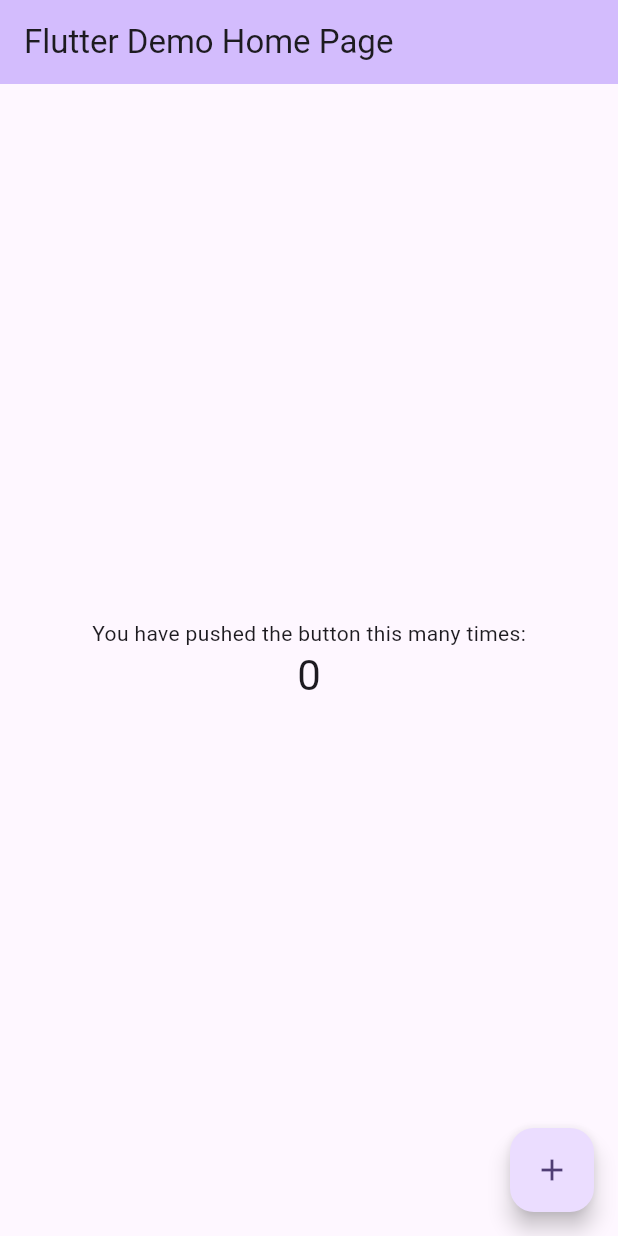
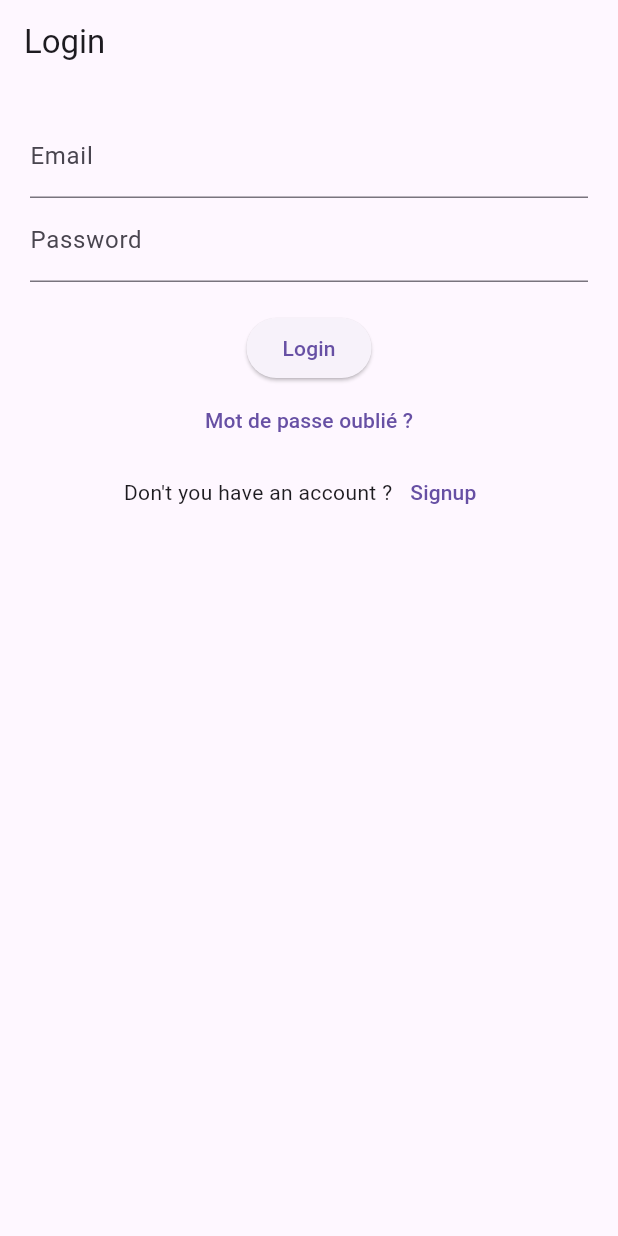
Before and after one commit to lynakc/projet-mob-dev, a Flutter app: the screen it shows after launch, on a phone screen of 412 x 824 dp. Run offline on Flutter 3.47's test engine with Material 3 defaults, Android fonts, the phone set to English and light mode, and no system bars; our stand-ins replace cloud_firestore, firebase_auth, firebase_core; accounts and stored records are empty.

Commit message:
ajout de quelques dossier

```diff
--- /dev/null
+++ b/lib/core/services/auth_service.dart
@@ -0,0 +1,63 @@
+import 'package:firebase_auth/firebase_auth.dart';
+import 'package:cloud_firestore/cloud_firestore.dart';
+
+class AuthService {
+  final _auth = FirebaseAuth.instance;
+  final _db = FirebaseFirestore.instance;
+
+  bool isValidEmail(String email) {
+    final regex = RegExp(r'^[^\s@]+@[^\s@]+\.[^\s@]+$');
+    return regex.hasMatch(email);
+  }
+
+  bool isAtLeast13(DateTime dob) {
+    final now = DateTime.now();
+    return now.year - dob.year >= 13;
+  }
+
+  Future<void> signup({
+    required String firstName,
+    required String lastName,
+    required DateTime dob,
+    required String email,
+    required String password,
+  }) async {
+    final cred = await _auth.createUserWithEmailAndPassword(
+      email: email,
+      password: password,
+    );
+
+    await _db.collection("users").doc(cred.user!.uid).set({
+      "firstName": firstName,
+      "LastName": lastName,
+      "dob": dob.toString().split(" ")[0],
+      "email": email,
+    });
+  }
+
+  Future<void> login(String email, String password) async {
+    await _auth.signInWithEmailAndPassword(email: email, password: password);
+  }
+
+  Future<Map<String, dynamic>> getProfile(String uid) async {
+    final doc = await _db.collection("users").doc(uid).get();
+    return doc.data()!;
+  }
+
+  Future<void> logout() async {
+    await _auth.signOut();
+  }
+
+
+  Future<void> resetPassword(String email) async {
+    try {
+      await _auth.sendPasswordResetEmail(email: email);
+    } catch (e) {
+      throw Exception("Erreur lors de l'envoi de l'email : $e");
+    }
+  }
+
+
+
+
+}
--- /dev/null
+++ b/lib/features/auth/login_page.dart
@@ -0,0 +1,89 @@
+import 'package:flutter/material.dart';
+import 'signup_page.dart';
+import '../../core/services/auth_service.dart';
+
+class LoginPage extends StatefulWidget {
+  const LoginPage({super.key});
+
+  @override
+  State<LoginPage> createState() => _LoginPageState();
+}
+
+class _LoginPageState extends State<LoginPage> {
+  final loginEmail = TextEditingController();
+  final loginPwd = TextEditingController();
+  final service = AuthService();
+
+  void login() async {
+    if (!service.isValidEmail(loginEmail.text)) {
+      showMsg("Email invalide");
+      return;
+    }
+
+    if (loginPwd.text.isEmpty) {
+      showMsg("Insert Password");
+      return;
+    }
+
+    await service.login(
+      loginEmail.text,
+      loginPwd.text,
+    );
+  }
+
+  void showMsg(String msg) {
+    ScaffoldMessenger.of(context)
+        .showSnackBar(SnackBar(content: Text(msg)));
+  }
+
+  @override
+  Widget build(BuildContext context) {
+    return Scaffold(
+      appBar: AppBar(title: const Text("Login")),
+      body: Padding(
+        padding: const EdgeInsets.all(20),
+        child: Column(
+          children: [
+            TextField(
+              controller: loginEmail,
+              decoration: const InputDecoration(labelText: "Email"),
+            ),
+            TextField(
+              controller: loginPwd,
+              obscureText: true,
+              decoration: const InputDecoration(labelText: "Password"),
+            ),
+            const SizedBox(height: 20),
+            ElevatedButton(
+              onPressed: login,
+              child: const Text("Login"),
+            ),
+            TextButton(
+              onPressed: () {
+                Navigator.pushNamed(context, '/reset-password');
+              },
+              child: const Text("Mot de passe oublié ?"),
+            ),
+            Row(
+              mainAxisAlignment: MainAxisAlignment.center,
+              children: [
+                const Text("Don't you have an account ?"),
+                TextButton(
+                  onPressed: () {
+                    Navigator.push(
+                      context,
+                      MaterialPageRoute(
+                        builder: (_) => const SignupPage(),
+                      ),
+                    );
+                  },
+                  child: const Text("Signup"),
+                ),
+              ],
+            ),
+          ],
+        ),
+      ),
+    );
+  }
+}
--- a/lib/main.dart
+++ b/lib/main.dart
@@ -1,121 +1,82 @@
 import 'package:flutter/material.dart';
+import 'package:firebase_core/firebase_core.dart';
+import 'package:firebase_auth/firebase_auth.dart';
 
-void main() {
+import 'features/auth/login_page.dart';
+import 'core/services/auth_service.dart';
+import 'features/auth/reset_password.dart';
+
+
+void main() async {
+  WidgetsFlutterBinding.ensureInitialized();
+  await Firebase.initializeApp();
   runApp(const MyApp());
 }
 
 class MyApp extends StatelessWidget {
   const MyApp({super.key});
 
-  // This widget is the root of your application.
   @override
   Widget build(BuildContext context) {
     return MaterialApp(
-      title: 'Flutter Demo',
-      theme: ThemeData(
-        // This is the theme of your application.
-        //
-        // TRY THIS: Try running your application with "flutter run". You'll see
-        // the application has a purple toolbar. Then, without quitting the app,
-        // try changing the seedColor in the colorScheme below to Colors.green
-        // and then invoke "hot reload" (save your changes or press the "hot
-        // reload" button in a Flutter-supported IDE, or press "r" if you used
-        // the command line to start the app).
-        //
-        // Notice that the counter didn't reset back to zero; the application
-        // state is not lost during the reload. To reset the state, use hot
-        // restart instead.
-        //
-        // This works for code too, not just values: Most code changes can be
-        // tested with just a hot reload.
-        colorScheme: .fromSeed(seedColor: Colors.deepPurple),
+      debugShowCheckedModeBanner: false,
+      routes: {
+        '/reset-password': (context) => ResetPasswordPage(),
+      },
+      home: StreamBuilder<User?>(
+        stream: FirebaseAuth.instance.authStateChanges(),
+        builder: (context, snapshot) {
+          if (snapshot.connectionState == ConnectionState.waiting) {
+            return const Scaffold(
+              body: Center(child: CircularProgressIndicator()),
+            );
+          }
+          return snapshot.data == null
+              ? const LoginPage()
+              : const ProfilePage();
+        },
       ),
-      home: const MyHomePage(title: 'Flutter Demo Home Page'),
     );
   }
 }
 
-class MyHomePage extends StatefulWidget {
-  const MyHomePage({super.key, required this.title});
 
-  // This widget is the home page of your application. It is stateful, meaning
-  // that it has a State object (defined below) that contains fields that affect
-  // how it looks.
-
-  // This class is the configuration for the state. It holds the values (in this
-  // case the title) provided by the parent (in this case the App widget) and
-  // used by the build method of the State. Fields in a Widget subclass are
-  // always marked "final".
-
-  final String title;
-
-  @override
-  State<MyHomePage> createState() => _MyHomePageState();
-}
-
-class _MyHomePageState extends State<MyHomePage> {
-  int _counter = 0;
-
-  void _incrementCounter() {
-    setState(() {
-      // This call to setState tells the Flutter framework that something has
-      // changed in this State, which causes it to rerun the build method below
-      // so that the display can reflect the updated values. If we changed
-      // _counter without calling setState(), then the build method would not be
-      // called again, and so nothing would appear to happen.
-      _counter++;
-    });
-  }
+class ProfilePage extends StatelessWidget {
+  const ProfilePage({super.key});
 
   @override
   Widget build(BuildContext context) {
-    // This method is rerun every time setState is called, for instance as done
-    // by the _incrementCounter method above.
-    //
-    // The Flutter framework has been optimized to make rerunning build methods
-    // fast, so that you can just rebuild anything that needs updating rather
-    // than having to individually change instances of widgets.
+    final user = FirebaseAuth.instance.currentUser!;
+    final service = AuthService();
+
     return Scaffold(
-      appBar: AppBar(
-        // TRY THIS: Try changing the color here to a specific color (to
-        // Colors.amber, perhaps?) and trigger a hot reload to see the AppBar
-        // change color while the other colors stay the same.
-        backgroundColor: Theme.of(context).colorScheme.inversePrimary,
-        // Here we take the value from the MyHomePage object that was created by
-        // the App.build method, and use it to set our appbar title.
-        title: Text(widget.title),
-      ),
-      body: Center(
-        // Center is a layout widget. It takes a single child and positions it
-        // in the middle of the parent.
-        child: Column(
-          // Column is also a layout widget. It takes a list of children and
-          // arranges them vertically. By default, it sizes itself to fit its
-          // children horizontally, and tries to be as tall as its parent.
-          //
-          // Column has various properties to control how it sizes itself and
-          // how it positions its children. Here we use mainAxisAlignment to
-          // center the children vertically; the main axis here is the vertical
-          // axis because Columns are vertical (the cross axis would be
-          // horizontal).
-          //
-          // TRY THIS: Invoke "debug painting" (choose the "Toggle Debug Paint"
-          // action in the IDE, or press "p" in the console), to see the
-          // wireframe for each widget.
-          mainAxisAlignment: .center,
-          children: [
-            const Text('You have pushed the button this many times:'),
-            Text(
-              '$_counter',
-              style: Theme.of(context).textTheme.headlineMedium,
+      appBar: AppBar(title: const Text("Profile")),
+      body: FutureBuilder(
+        future: service.getProfile(user.uid),
+        builder: (context, snapshot) {
+          if (!snapshot.hasData) {
+            return const Center(child: CircularProgressIndicator());
+          }
+
+          final data = snapshot.data as Map<String, dynamic>;
+
+          return Padding(
+            padding: const EdgeInsets.all(20),
+            child: Column(
+              crossAxisAlignment: CrossAxisAlignment.start,
+              children: [
+                Text("First name: ${data['firstName']}"),
+                Text("Last name: ${data['LastName']}"),
+                Text("Date of birth: ${data['dob']}"),
+                const SizedBox(height: 20),
+                ElevatedButton(
+                  onPressed: () => service.logout(),
+                  child: const Text("Logout"),
+                ),
+              ],
             ),
-          ],
-        ),
-      ),
-      floatingActionButton: FloatingActionButton(
-        onPressed: _incrementCounter,
-        tooltip: 'Increment',
-        child: const Icon(Icons.add),
+          );
+        },
       ),
     );
   }
--- a/pubspec.yaml
+++ b/pubspec.yaml
@@ -34,6 +34,9 @@ dependencies:
   # The following adds the Cupertino Icons font to your application.
   # Use with the CupertinoIcons class for iOS style icons.
   cupertino_icons: ^1.0.8
+  firebase_core: ^4.5.0
+  firebase_auth: ^6.2.0
+  cloud_firestore: ^6.1.3
 
 dev_dependencies:
   flutter_test:
```
Also changed, not shown: lib/features/auth/reset_password.dart (added, +48 -0 lines), lib/features/auth/signup_page.dart (added, +158 -0 lines), pubspec.lock, 6 other files.
